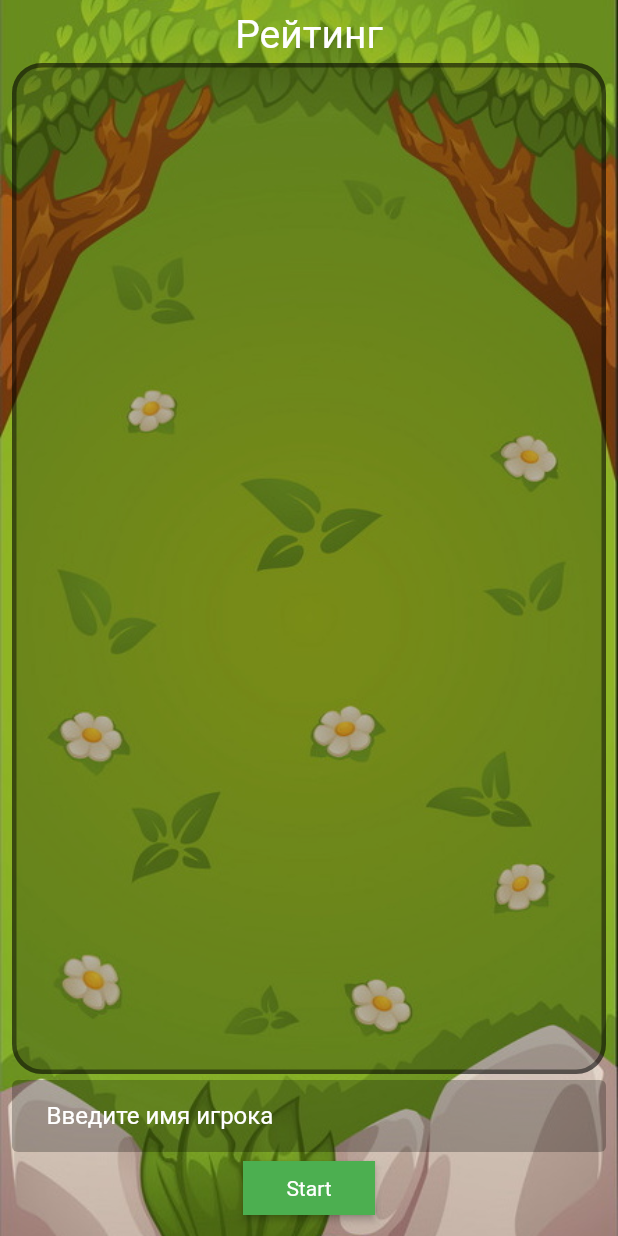
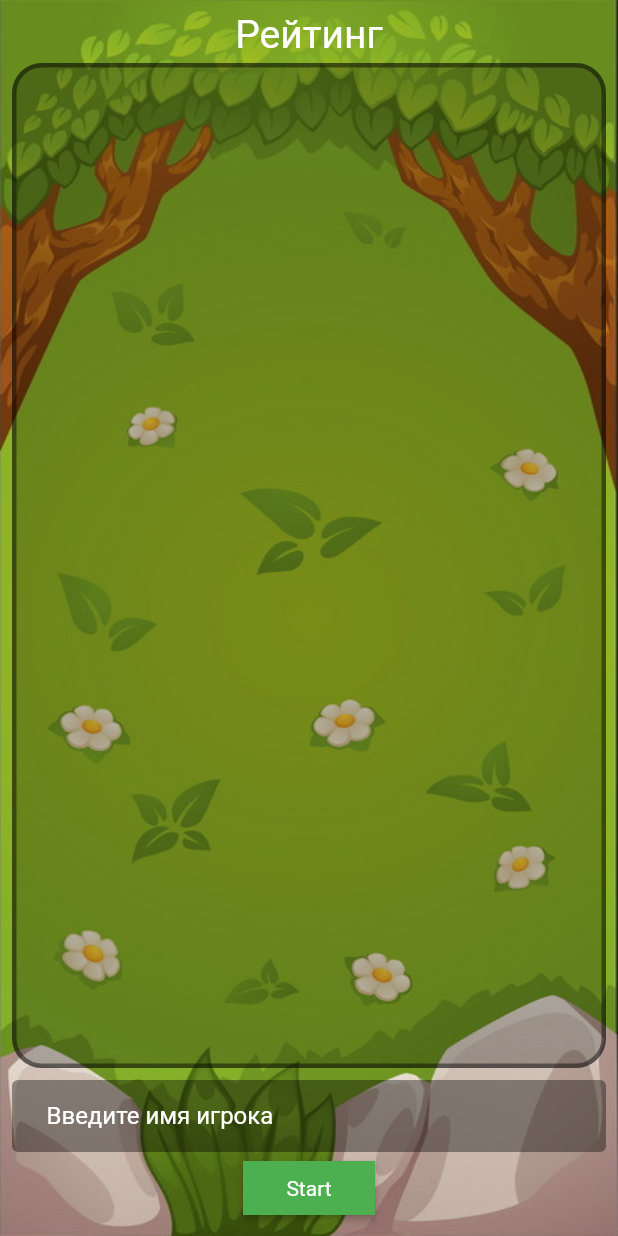
Before and after one commit to akesman/SlapTheFiles, a Flutter app: the screen it shows after launch, after a tap on "Start", on a phone screen of 412 x 824 dp. Run offline on Flutter 3.47's test engine with Material 2 defaults, Android fonts, the phone set to English and light mode, and no system bars; our stand-ins replace bloc, equatable, flutter_bloc, logger, supabase; missing offline and left inert: flame; accounts and stored records are empty.

Commit message:
SF-1 done release

```diff
--- a/lib/cubit/user_cubit/user_cubit.dart
+++ b/lib/cubit/user_cubit/user_cubit.dart
@@ -19,7 +19,6 @@ class UserCubit extends Cubit<UserState> {
   }
 
   Future<void> reloadUsers() async {
-    clear();
     userList = await _userService.getUsers();
     emit(UserLoadingState());
     emit(UserLoadState(userList));
@@ -30,15 +29,9 @@ class UserCubit extends Cubit<UserState> {
     await reloadUsers();
   }
 
-
   User? get currentUser => _currentUser;
-
 
   set setCurrentUser(User? value) {
     _currentUser = value;
   }
-
-  void clear() {
-    userList.clear();
-  }
 }
--- a/lib/main.dart
+++ b/lib/main.dart
@@ -66,6 +66,7 @@ class MyApp extends StatelessWidget {
           } else if (state is GameScreenState) {
             return const GamePage();
           } else if (state is StartScreenState) {
+            BlocProvider.of<UserCubit>(context).reloadUsers();
             return const StartPage();
           }
           return Container();
--- a/lib/pages/start_page.dart
+++ b/lib/pages/start_page.dart
@@ -35,7 +35,7 @@ class _StartPageState extends State<StartPage> {
         decoration: BoxDecoration(
           image: DecorationImage(
             image: AssetImage("assets/images/backgroundStart.jpg"),
-            fit: BoxFit.cover,
+            fit: BoxFit.fill,
           ),
         ),
         child: RefreshIndicator(
@@ -69,7 +69,6 @@ class _StartPageState extends State<StartPage> {
                       child: BlocBuilder<UserCubit, UserState>(
                         builder: (context, state) {
                           if (state is UserInitialState) {
-                            BlocProvider.of<UserCubit>(context).reloadUsers();
                           } else if (state is UserLoadState) {
                             return _buildList(state.userList);
                           }
@@ -78,11 +77,11 @@ class _StartPageState extends State<StartPage> {
                       ),
                     ),
                   ),
-                  SizedBox(height: 4),
+                  SizedBox(height: 8),
                   Container(
                     padding: const EdgeInsets.only(left: 8),
                     decoration: const BoxDecoration(
-                      color: Colors.black26,
+                      color: Colors.black38,
                       borderRadius: BorderRadius.all(
                         Radius.circular(4),
                       ),
@@ -139,15 +138,22 @@ class _StartPageState extends State<StartPage> {
             return Column(
               children: [
                 ListTile(
-                  title: Text(list[index].point.toString()),
-                  leading: Text(list[index].name!),
+                  title: Text(
+                    "${list[index].name!} ${list[index].point.toString()}",
+                    style: TextStyle(fontSize: 20),
+                  ),
+                  leading: Text(
+                    "${index + 1}",
+                    style: TextStyle(fontSize: 24, color: Colors.white70),
+                    textAlign: TextAlign.center,
+                  ),
                   subtitle: Text(
                     Tools.getLocalString(
                       list[index].created_at!.toLocal(),
                     ),
                   ),
                 ),
-                const Divider(height: 2,endIndent: 10, indent: 10),
+                const Divider(height: 2, endIndent: 10, indent: 10),
               ],
             );
           },
--- a/lib/tools/tools.dart
+++ b/lib/tools/tools.dart
@@ -2,6 +2,6 @@ import 'package:intl/intl.dart';
 
 class Tools {
   static String getLocalString(DateTime dateTime) {
-    return DateFormat('dd/MM/yyyy hh:mm').format(dateTime);
+    return DateFormat('dd/MM/yyyy HH:mm').format(dateTime);
   }
 }
```
